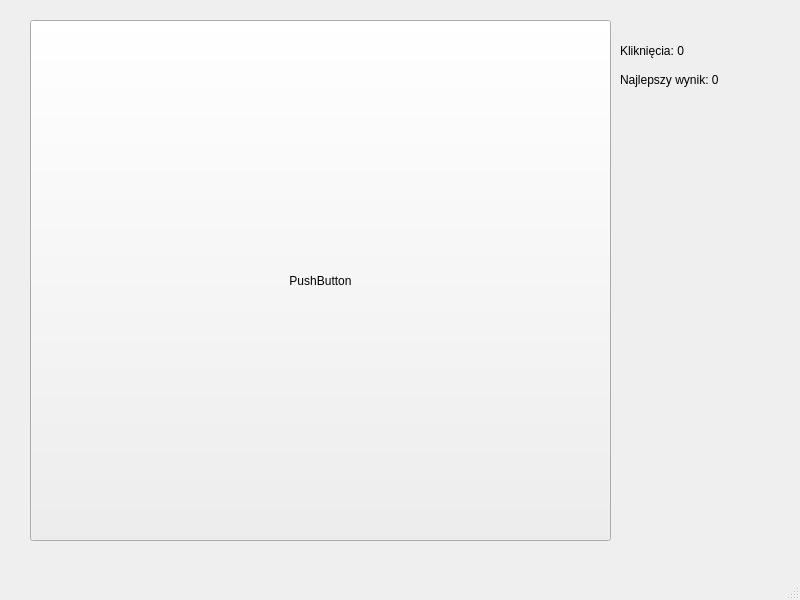
First picture: the form in mainwindow.ui, repository pt20krezolekk/clicker, before the edit.
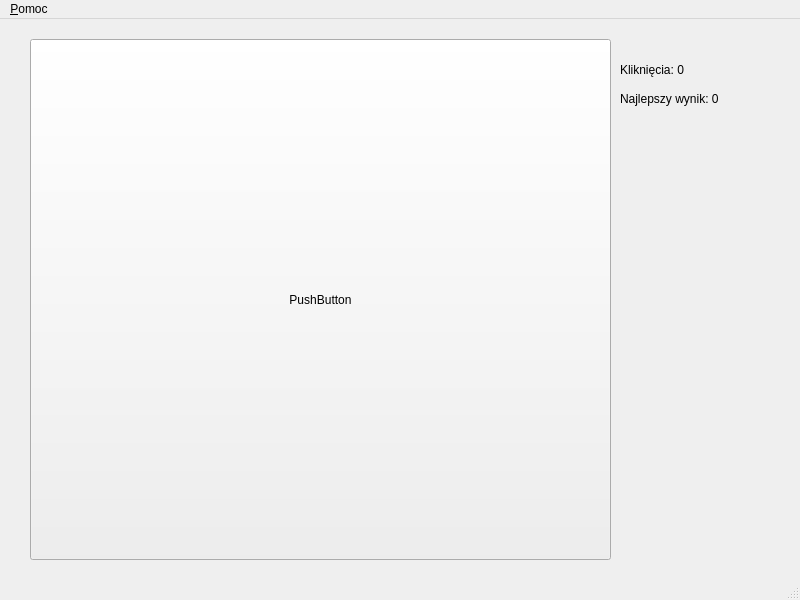
Second picture: the form after the edit.

Patch:
```diff
--- a/mainwindow.ui
+++ b/mainwindow.ui
@@ -63,6 +63,13 @@
      <height>21</height>
     </rect>
    </property>
+   <widget class="QMenu" name="menu_Pomoc">
+    <property name="title">
+     <string>&amp;Pomoc</string>
+    </property>
+    <addaction name="actionZamknij"/>
+   </widget>
+   <addaction name="menu_Pomoc"/>
   </widget>
   <widget class="QStatusBar" name="statusbar"/>
  </widget>
```
Left out of the diff: 5 changed lines with no effect on the pictures.
